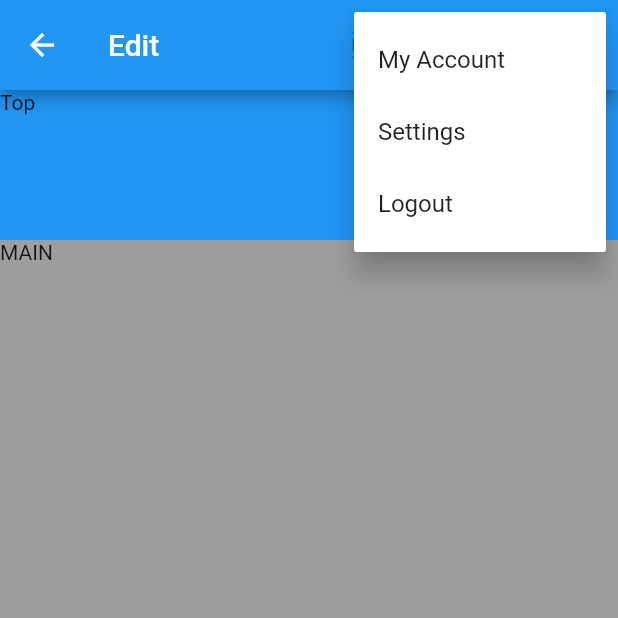
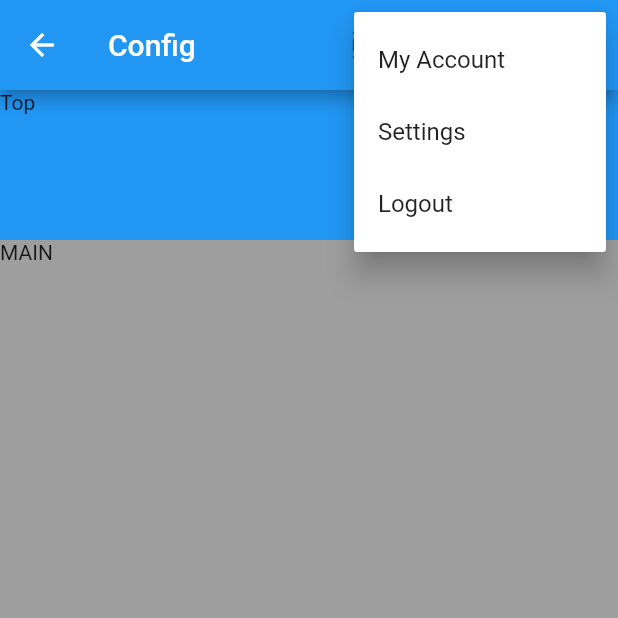
Before and after one commit to rdemont/TimeKeeperV2, a Flutter app: the ConfigPage screen opened by its route, after a tap on the "more vert" icon, on a phone screen of 412 x 824 dp, the top half of it. Run offline on Flutter 3.47's test engine with Material 2 defaults, Android fonts, the phone set to English and light mode, and no system bars; our stand-ins replace flutter_slidable, shared_preferences, sqflite; missing offline and left inert: dart:ffi, flutter_date_picker_timeline; accounts and stored records are empty.

Commit message:
test commit

```diff
--- a/lib/widget/config_page.dart
+++ b/lib/widget/config_page.dart
@@ -17,7 +17,7 @@ class ConfigPage extends StatefulWidget {
 }
 
 class _ConfigPageState extends State<ConfigPage> {
-  String _title = "Edit";
+  String _title = "Config";
   bool _btnDailyVisible = false;
   bool _btnWeeklyVisible = false;
   bool _btnMonthlyVisible = false;
```
